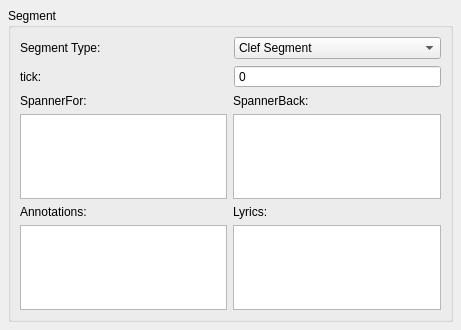
Before: the Qt Designer form mscore/mscore/segment.ui in musescore/musescore-old, drawn with Qt 5.
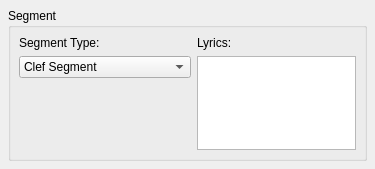
After: the same form once the commit is applied.

The edit to the form file:
```diff
--- a/mscore/mscore/segment.ui
+++ b/mscore/mscore/segment.ui
@@ -6,8 +6,8 @@
    <rect>
     <x>0</x>
     <y>0</y>
-    <width>461</width>
-    <height>330</height>
+    <width>375</width>
+    <height>169</height>
    </rect>
   </property>
   <property name="windowTitle">
@@ -26,25 +26,32 @@
       <string>Segment</string>
      </property>
      <property name="flat">
-      <bool>false</bool>
+      <bool>true</bool>
      </property>
-     <layout class="QGridLayout" name="gridLayout_2">
-      <item row="0" column="0" colspan="2">
-       <layout class="QGridLayout" name="gridLayout">
-        <item row="0" column="0">
-         <widget class="QLabel" name="label">
-          <property name="text">
-           <string>Segment Type:</string>
-          </property>
-          <property name="textFormat">
-           <enum>Qt::PlainText</enum>
-          </property>
-         </widget>
-        </item>
-        <item row="0" column="2">
+     <layout class="QGridLayout">
+      <property name="margin">
+       <number>8</number>
+      </property>
+      <property name="spacing">
+       <number>6</number>
+      </property>
+      <item row="2" column="0">
+       <spacer>
+        <property name="orientation">
+         <enum>Qt::Vertical</enum>
+        </property>
+        <property name="sizeHint" stdset="0">
+         <size>
+          <width>20</width>
+          <height>131</height>
+         </size>
+        </property>
+       </spacer>
+      </item>
+      <item row="1" column="0">
          <widget class="QComboBox" name="segmentType">
           <property name="sizePolicy">
-           <sizepolicy hsizetype="Preferred" vsizetype="Fixed">
+         <sizepolicy hsizetype="Minimum" vsizetype="Fixed">
             <horstretch>0</horstretch>
             <verstretch>0</verstretch>
            </sizepolicy>
@@ -94,56 +101,10 @@
           </item>
          </widget>
         </item>
-        <item row="1" column="0">
-         <widget class="QLabel" name="label_6">
-          <property name="text">
-           <string>tick:</string>
-          </property>
-         </widget>
-        </item>
-        <item row="1" column="2">
-         <widget class="QSpinBox" name="tick">
-          <property name="readOnly">
-           <bool>true</bool>
-          </property>
-          <property name="buttonSymbols">
-           <enum>QAbstractSpinBox::NoButtons</enum>
-          </property>
-          <property name="maximum">
-           <number>16000000</number>
-          </property>
-         </widget>
-        </item>
-       </layout>
-      </item>
-      <item row="1" column="0">
-       <widget class="QLabel" name="label_3">
-        <property name="text">
-         <string>SpannerFor:</string>
-        </property>
-       </widget>
-      </item>
-      <item row="1" column="1">
-       <widget class="QLabel" name="label_4">
-        <property name="text">
-         <string>SpannerBack:</string>
-        </property>
-       </widget>
-      </item>
-      <item row="2" column="0">
-       <widget class="QListWidget" name="spannerFor"/>
-      </item>
-      <item row="2" column="1">
-       <widget class="QListWidget" name="spannerBack"/>
-      </item>
-      <item row="3" column="0">
-       <widget class="QLabel" name="label_5">
-        <property name="text">
-         <string>Annotations:</string>
-        </property>
-       </widget>
-      </item>
-      <item row="3" column="1">
+      <item row="1" column="1" rowspan="2">
+       <widget class="QListWidget" name="lyrics"/>
+      </item>
+      <item row="0" column="1">
        <widget class="QLabel" name="label_2">
         <property name="text">
          <string>Lyrics:</string>
@@ -153,11 +114,15 @@
         </property>
        </widget>
       </item>
-      <item row="4" column="0">
-       <widget class="QListWidget" name="annotations"/>
-      </item>
-      <item row="4" column="1">
-       <widget class="QListWidget" name="lyrics"/>
+      <item row="0" column="0">
+       <widget class="QLabel" name="label">
+        <property name="text">
+         <string>Segment Type:</string>
+        </property>
+        <property name="textFormat">
+         <enum>Qt::PlainText</enum>
+        </property>
+       </widget>
       </item>
      </layout>
     </widget>
```
Lines whose indentation alone changed are shown as unchanged.
